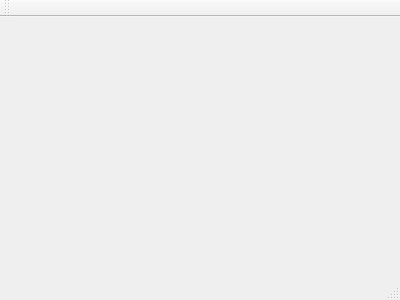
Before: the Qt Designer form mainwindow.ui in sanjamijovic/PublicTransportGraph, drawn with Qt 5.
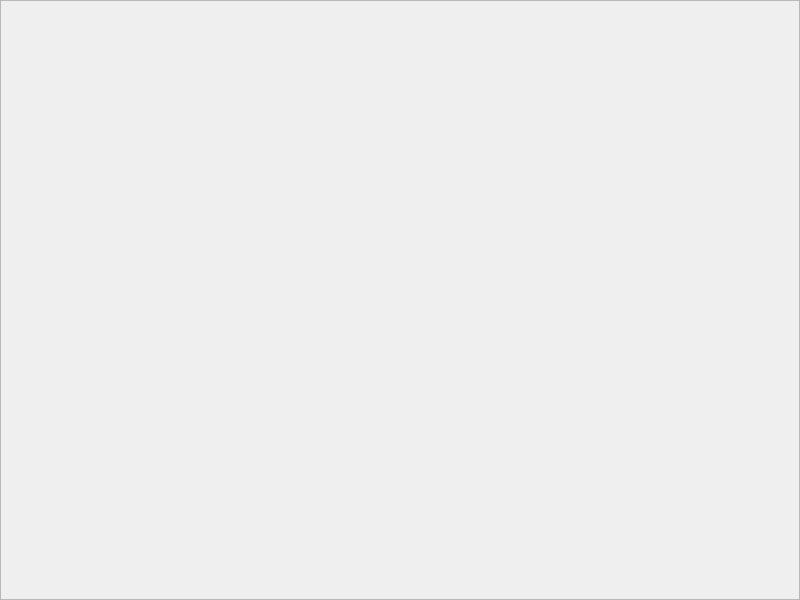
After: the same form once the commit is applied.

```diff
--- a/mainwindow.ui
+++ b/mainwindow.ui
@@ -1,24 +1,97 @@
 <ui version="4.0">
  <class>MainWindow</class>
- <widget class="QMainWindow" name="MainWindow" >
-  <property name="geometry" >
+ <widget class="QMainWindow" name="MainWindow">
+  <property name="geometry">
    <rect>
     <x>0</x>
     <y>0</y>
-    <width>400</width>
-    <height>300</height>
+    <width>800</width>
+    <height>600</height>
    </rect>
   </property>
-  <property name="windowTitle" >
+  <property name="sizePolicy">
+   <sizepolicy hsizetype="Preferred" vsizetype="Preferred">
+    <horstretch>0</horstretch>
+    <verstretch>0</verstretch>
+   </sizepolicy>
+  </property>
+  <property name="minimumSize">
+   <size>
+    <width>800</width>
+    <height>600</height>
+   </size>
+  </property>
+  <property name="maximumSize">
+   <size>
+    <width>800</width>
+    <height>600</height>
+   </size>
+  </property>
+  <property name="windowTitle">
    <string>MainWindow</string>
   </property>
-  <widget class="QMenuBar" name="menuBar" />
-  <widget class="QToolBar" name="mainToolBar" />
-  <widget class="QWidget" name="centralWidget" />
-  <widget class="QStatusBar" name="statusBar" />
+  <widget class="QWidget" name="centralWidget">
+   <layout class="QGridLayout" name="gridLayout">
+    <property name="leftMargin">
+     <number>0</number>
+    </property>
+    <property name="topMargin">
+     <number>0</number>
+    </property>
+    <property name="rightMargin">
+     <number>0</number>
+    </property>
+    <property name="bottomMargin">
+     <number>0</number>
+    </property>
+    <item row="0" column="0">
+     <widget class="QScrollArea" name="scrollArea">
+      <property name="widgetResizable">
+       <bool>true</bool>
+      </property>
+      <widget class="QWidget" name="scrollAreaWidgetContents">
+       <property name="geometry">
+        <rect>
+         <x>0</x>
+         <y>0</y>
+         <width>798</width>
+         <height>576</height>
+        </rect>
+       </property>
+       <layout class="QGridLayout" name="gridLayout_3">
+        <property name="leftMargin">
+         <number>4</number>
+        </property>
+        <property name="topMargin">
+         <number>4</number>
+        </property>
+        <property name="rightMargin">
+         <number>4</number>
+        </property>
+        <property name="bottomMargin">
+         <number>4</number>
+        </property>
+        <item row="0" column="0">
+         <layout class="QGridLayout" name="linesGrid"/>
+        </item>
+       </layout>
+      </widget>
+     </widget>
+    </item>
+   </layout>
+  </widget>
+  <widget class="QMenuBar" name="menuBar">
+   <property name="geometry">
+    <rect>
+     <x>0</x>
+     <y>0</y>
+     <width>800</width>
+     <height>22</height>
+    </rect>
+   </property>
+  </widget>
  </widget>
- <layoutDefault spacing="6" margin="11" />
- <pixmapfunction></pixmapfunction>
+ <layoutdefault spacing="6" margin="11"/>
  <resources/>
  <connections/>
 </ui>
```
Left out of the diff: 1 changed line with no effect on the pictures.
